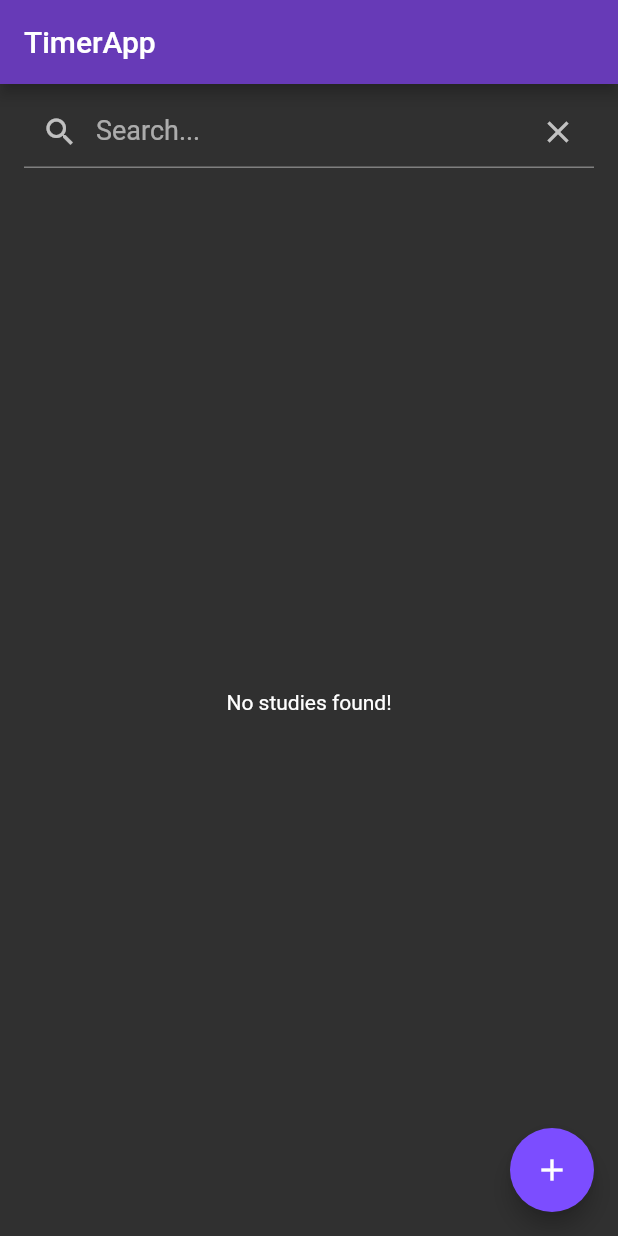
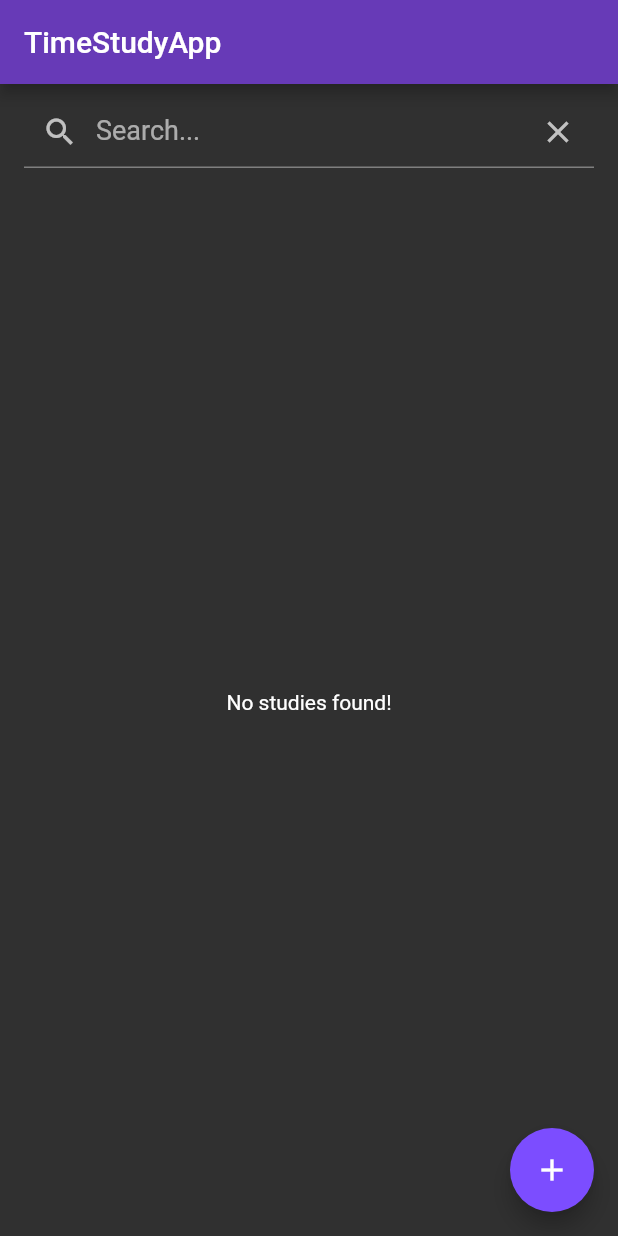
Before and after one commit to soupjake/timestudyapp, a Flutter app: the screen it shows after launch, on a phone screen of 412 x 824 dp. Run offline on Flutter 3.47's test engine with Material 2 defaults, Android fonts, the phone set to English and light mode, and no system bars.

Commit message:
Update home_page.dart

```diff
--- a/lib/pages/home_page.dart
+++ b/lib/pages/home_page.dart
@@ -33,7 +33,7 @@ class HomePageState extends State<HomePage> {
     return Scaffold(
       resizeToAvoidBottomPadding: false,
       appBar: AppBar(
-        title: Text('TimerApp'),
+        title: Text('TimeStudyApp'),
       ),
       body: Material(
         child: Column(
```
